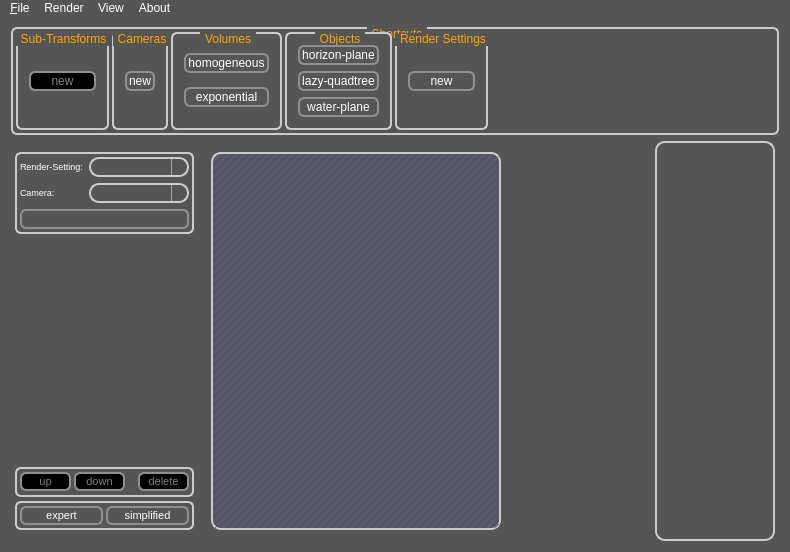
This is src/qt-frontend/SimplexGui/mainwindow.ui in phresnel/picogen as Qt 5 draws it before an edit. The edited form follows.
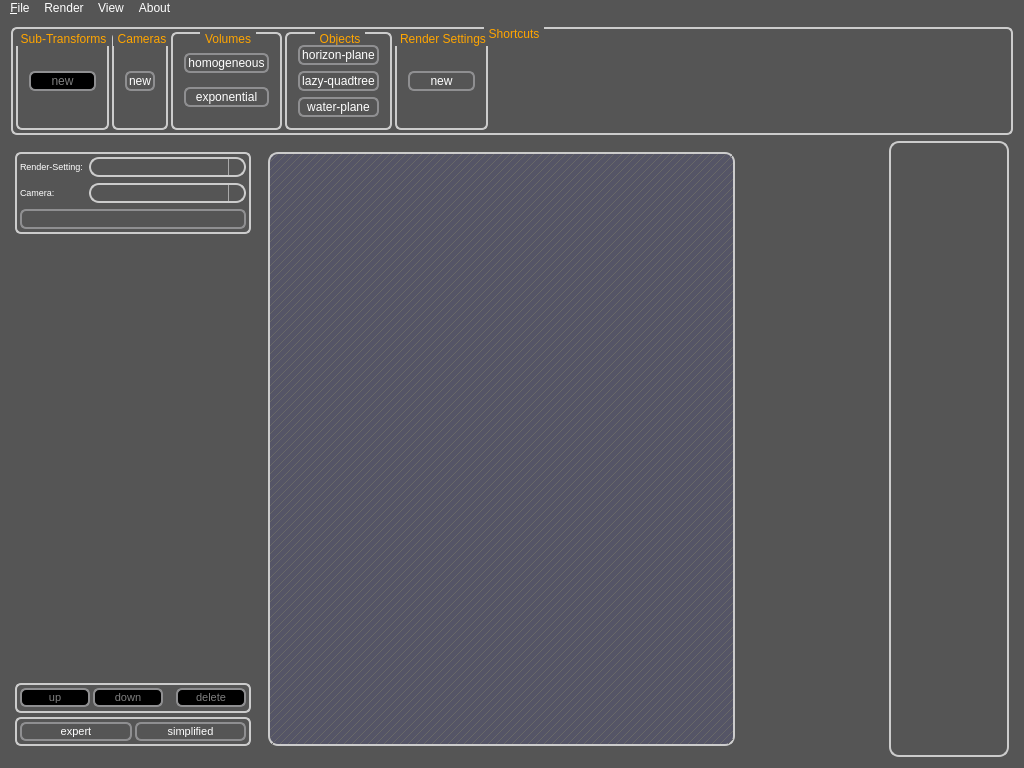
This is the edited form. Icons and pictures are not drawn. Custom widgets are drawn as their Qt base class.

Commit message: fine tune some sliders and make GUI default size 1024x768

```diff
--- a/src/qt-frontend/SimplexGui/mainwindow.ui
+++ b/src/qt-frontend/SimplexGui/mainwindow.ui
@@ -6,8 +6,8 @@
    <rect>
     <x>0</x>
     <y>0</y>
-    <width>790</width>
-    <height>552</height>
+    <width>1024</width>
+    <height>768</height>
    </rect>
   </property>
   <property name="windowTitle">
@@ -809,7 +809,7 @@
     <rect>
      <x>0</x>
      <y>0</y>
-     <width>790</width>
+     <width>1024</width>
      <height>19</height>
     </rect>
    </property>
```
Left out of the diff: 1 changed line with no effect on the pictures. The commit also changes 2 other files.
